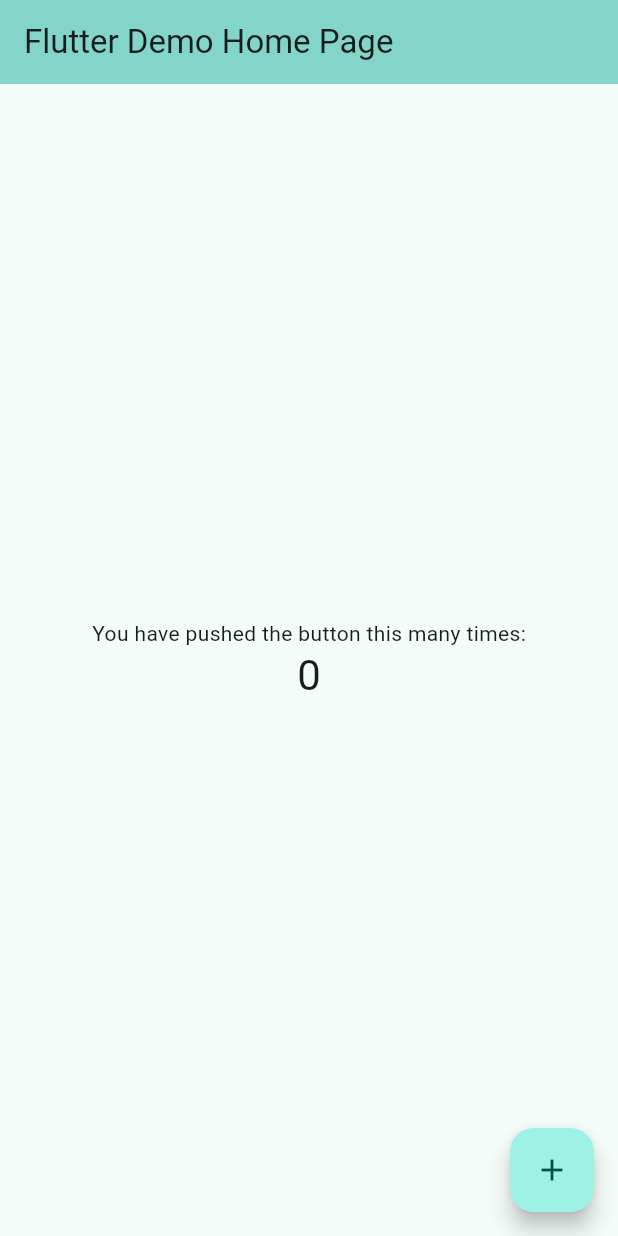
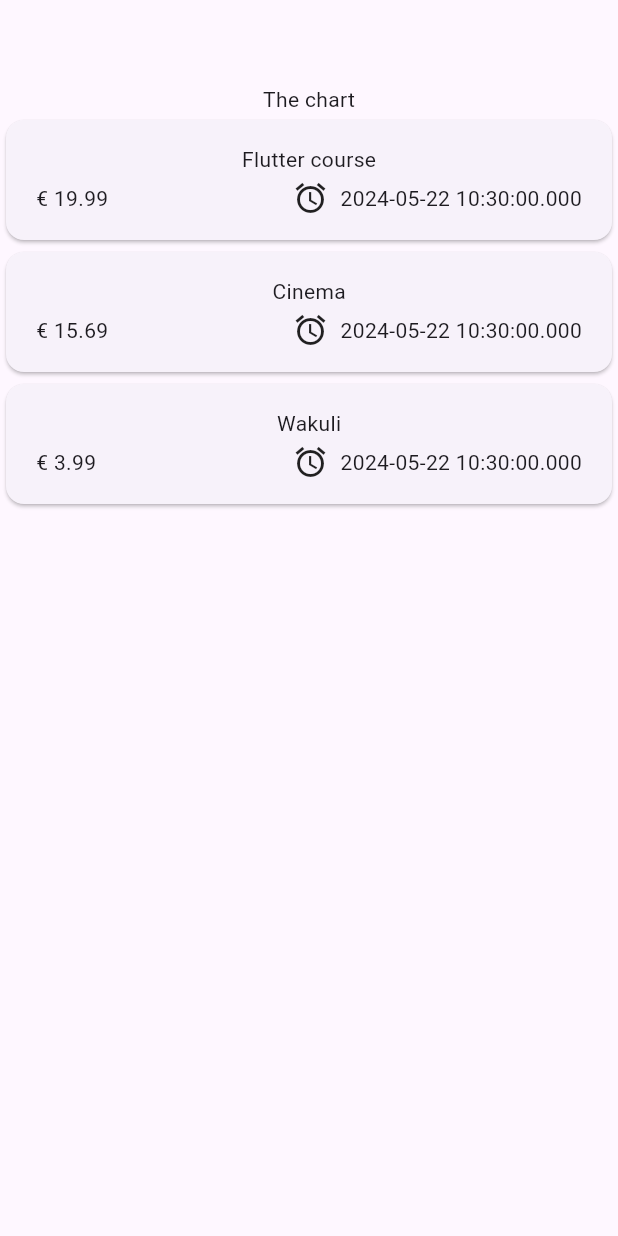
Before and after one commit to Sunny-Pirate/flutter_and_dart_course, a Flutter app: the screen it shows after launch, on a phone screen of 412 x 824 dp. Run offline on Flutter 3.47's test engine with Material 3 defaults, Android fonts, the phone set to English and light mode, and no system bars.

Commit message:
Lesson 103 - List inside of lists and Card widget

```diff
--- a/lib/main.dart
+++ b/lib/main.dart
@@ -1,125 +1,10 @@
 import 'package:flutter/material.dart';
+import 'package:flutter_and_dart_course/widgets/expenses.dart';
 
 void main() {
-  runApp(const MyApp());
+  runApp(
+    const MaterialApp(
+      home: Expenses(),
+    ),
+  );
 }
-
-class MyApp extends StatelessWidget {
-  const MyApp({super.key});
-
-  // This widget is the root of your application.
-  @override
-  Widget build(BuildContext context) {
-    return MaterialApp(
-      title: 'Flutter Demo',
-      theme: ThemeData(
-        // This is the theme of your application.
-        //
-        // TRY THIS: Try running your application with "flutter run". You'll see
-        // the application has a purple toolbar. Then, without quitting the app,
-        // try changing the seedColor in the colorScheme below to Colors.green
-        // and then invoke "hot reload" (save your changes or press the "hot
-        // reload" button in a Flutter-supported IDE, or press "r" if you used
-        // the command line to start the app).
-        //
-        // Notice that the counter didn't reset back to zero; the application
-        // state is not lost during the reload. To reset the state, use hot
-        // restart instead.
-        //
-        // This works for code too, not just values: Most code changes can be
-        // tested with just a hot reload.
-        colorScheme: ColorScheme.fromSeed(seedColor: Colors.teal),
-        useMaterial3: true,
-      ),
-      home: const MyHomePage(title: 'Flutter Demo Home Page'),
-    );
-  }
-}
-
-class MyHomePage extends StatefulWidget {
-  const MyHomePage({super.key, required this.title});
-
-  // This widget is the home page of your application. It is stateful, meaning
-  // that it has a State object (defined below) that contains fields that affect
-  // how it looks.
-
-  // This class is the configuration for the state. It holds the values (in this
-  // case the title) provided by the parent (in this case the App widget) and
-  // used by the build method of the State. Fields in a Widget subclass are
-  // always marked "final".
-
-  final String title;
-
-  @override
-  State<MyHomePage> createState() => _MyHomePageState();
-}
-
-class _MyHomePageState extends State<MyHomePage> {
-  int _counter = 0;
-
-  void _incrementCounter() {
-    setState(() {
-      // This call to setState tells the Flutter framework that something has
-      // changed in this State, which causes it to rerun the build method below
-      // so that the display can reflect the updated values. If we changed
-      // _counter without calling setState(), then the build method would not be
-      // called again, and so nothing would appear to happen.
-      _counter++;
-    });
-  }
-
-  @override
-  Widget build(BuildContext context) {
-    // This method is rerun every time setState is called, for instance as done
-    // by the _incrementCounter method above.
-    //
-    // The Flutter framework has been optimized to make rerunning build methods
-    // fast, so that you can just rebuild anything that needs updating rather
-    // than having to individually change instances of widgets.
-    return Scaffold(
-      appBar: AppBar(
-        // TRY THIS: Try changing the color here to a specific color (to
-        // Colors.amber, perhaps?) and trigger a hot reload to see the AppBar
-        // change color while the other colors stay the same.
-        backgroundColor: Theme.of(context).colorScheme.inversePrimary,
-        // Here we take the value from the MyHomePage object that was created by
-        // the App.build method, and use it to set our appbar title.
-        title: Text(widget.title),
-      ),
-      body: Center(
-        // Center is a layout widget. It takes a single child and positions it
-        // in the middle of the parent.
-        child: Column(
-          // Column is also a layout widget. It takes a list of children and
-          // arranges them vertically. By default, it sizes itself to fit its
-          // children horizontally, and tries to be as tall as its parent.
-          //
-          // Column has various properties to control how it sizes itself and
-          // how it positions its children. Here we use mainAxisAlignment to
-          // center the children vertically; the main axis here is the vertical
-          // axis because Columns are vertical (the cross axis would be
-          // horizontal).
-          //
-          // TRY THIS: Invoke "debug painting" (choose the "Toggle Debug Paint"
-          // action in the IDE, or press "p" in the console), to see the
-          // wireframe for each widget.
-          mainAxisAlignment: MainAxisAlignment.center,
-          children: <Widget>[
-            const Text(
-              'You have pushed the button this many times:',
-            ),
-            Text(
-              '$_counter',
-              style: Theme.of(context).textTheme.headlineMedium,
-            ),
-          ],
-        ),
-      ),
-      floatingActionButton: FloatingActionButton(
-        onPressed: _incrementCounter,
-        tooltip: 'Increment',
-        child: const Icon(Icons.add),
-      ), // This trailing comma makes auto-formatting nicer for build methods.
-    );
-  }
-}
--- /dev/null
+++ b/lib/models/expense.dart
@@ -0,0 +1,20 @@
+import 'package:uuid/uuid.dart';
+
+const uuid = Uuid();
+
+enum Category { food, travel, leisure, work }
+
+class Expense {
+  final String id;
+  final String title;
+  final double amount;
+  final DateTime date;
+  final Category category;
+
+  Expense({
+    required this.title,
+    required this.amount,
+    required this.date,
+    required this.category,
+  }) : id = uuid.v4();
+}
--- /dev/null
+++ b/lib/widgets/expenses.dart
@@ -0,0 +1,31 @@
+import 'package:flutter/material.dart';
+import 'package:flutter_and_dart_course/widgets/expenses_list/expenses_list.dart';
+import 'package:flutter_and_dart_course/models/expense.dart';
+
+class Expenses extends StatefulWidget {
+  const Expenses({super.key});
+
+  @override
+  State<Expenses> createState() => _ExpensesState();
+}
+
+class _ExpensesState extends State<Expenses> {
+
+  final List<Expense> _registeredExpenses = [
+    Expense(title: 'Flutter course', amount: 19.99, date: DateTime.now(), category: Category.work),
+    Expense(title: 'Cinema', amount: 15.69, date: DateTime.now(), category: Category.leisure),
+    Expense(title: 'Wakuli', amount: 3.99, date: DateTime.now(), category: Category.food),
+  ];
+
+
+  @override
+  Widget build(BuildContext context) {
+    return Scaffold(
+      appBar: AppBar(),
+      body: Column(children: [
+        const Text('The chart'),
+        Expanded(child: ExpensesList(expenses: _registeredExpenses)),
+        ],),
+    );
+  }
+}
--- /dev/null
+++ b/lib/widgets/expenses_list/expense_item.dart
@@ -0,0 +1,36 @@
+import 'package:flutter/material.dart';
+import 'package:flutter_and_dart_course/models/expense.dart';
+
+class ExpenseItem extends StatelessWidget {
+  const ExpenseItem(this.expense, {super.key});
+
+  final Expense expense;
+
+  @override
+  Widget build(BuildContext context) {
+    return Card(
+      child: Padding(
+        padding: const EdgeInsets.symmetric(horizontal: 20, vertical: 16),
+        child: Column(
+          children: [
+            Text(expense.title),
+            const SizedBox(height: 4),
+            Row(
+              children: [
+                Text('€ ${expense.amount.toStringAsFixed(2)}'),
+                const Spacer(),
+                Row(
+                  children: [
+                    const Icon(Icons.alarm),
+                    const SizedBox(width: 8),
+                    Text(expense.date.toString()),
+                  ],
+                )
+              ],
+            ),
+          ],
+        ),
+      ),
+    );
+  }
+}
--- /dev/null
+++ b/lib/widgets/expenses_list/expenses_list.dart
@@ -0,0 +1,16 @@
+import 'package:flutter/material.dart';
+import 'package:flutter_and_dart_course/models/expense.dart';
+import 'package:flutter_and_dart_course/widgets/expenses_list/expense_item.dart';
+
+class ExpensesList extends StatelessWidget {
+  final List<Expense> expenses;
+
+  const ExpensesList({super.key, required this.expenses});
+
+  @override
+  Widget build(BuildContext context) {
+    return ListView.builder(
+        itemCount: expenses.length,
+        itemBuilder: (context, index) => ExpenseItem(expenses[index]));
+  }
+}
--- a/pubspec.yaml
+++ b/pubspec.yaml
@@ -35,6 +35,7 @@ dependencies:
   # The following adds the Cupertino Icons font to your application.
   # Use with the CupertinoIcons class for iOS style icons.
   cupertino_icons: ^1.0.6
+  uuid: ^4.4.0
 
 dev_dependencies:
   flutter_test:
```
Also changed, not shown: pubspec.lock, 1 other file.
